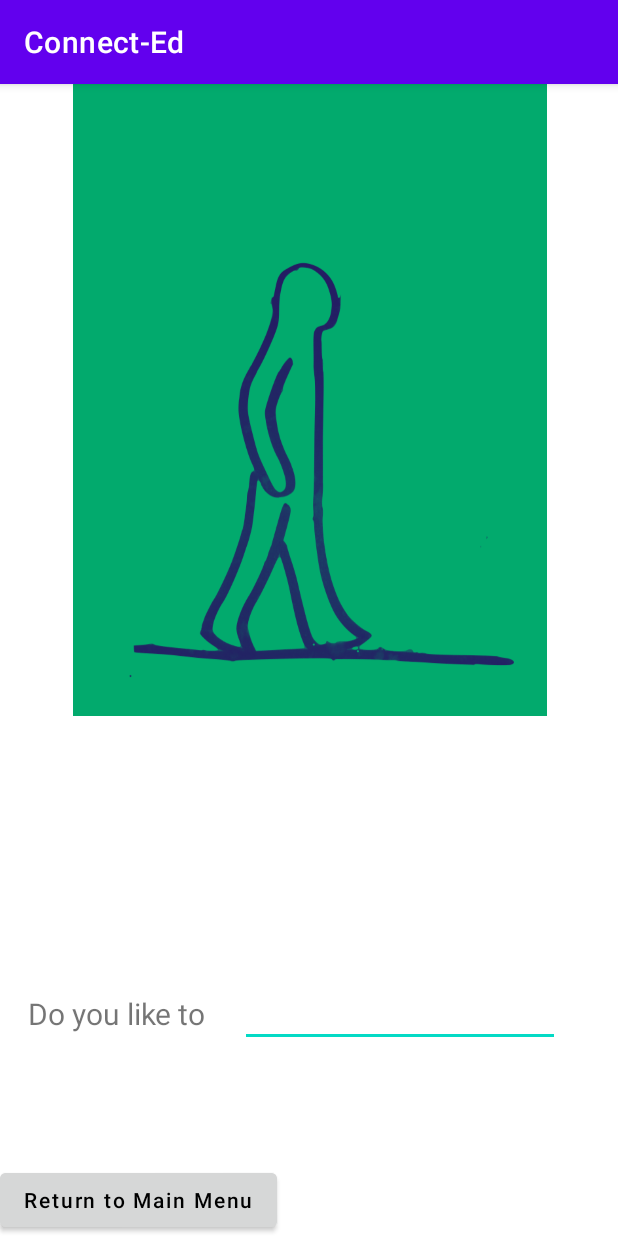
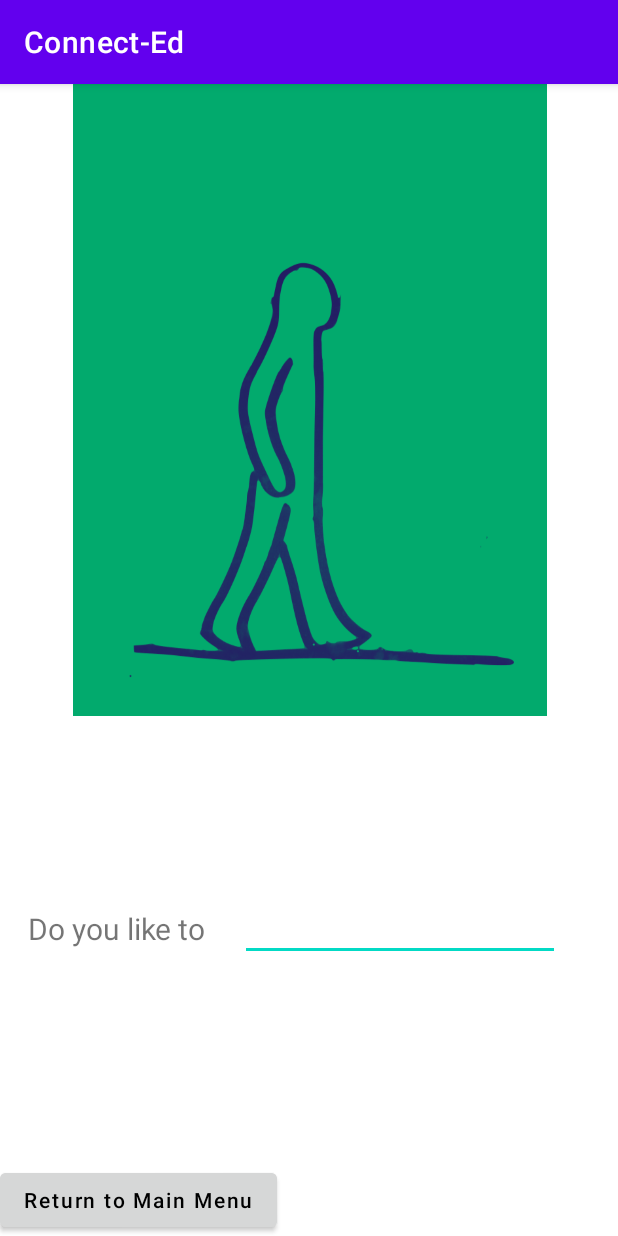
Before and after one commit to saintbrendan/ConnectEd, an Android app: the DoYouLikeTo screen opened directly, with no data from a screen before it, on a phone screen of 412 x 824 dp. Run offline under Robolectric (Android 15) with nearby library versions, the phone set to English and light mode, and no system bars.

Commit message:
Adjusted layout for different phone

```diff
--- a/app/src/main/res/layout/activity_do_you_like_to.xml
+++ b/app/src/main/res/layout/activity_do_you_like_to.xml
@@ -26,7 +26,7 @@
         app:layout_constraintEnd_toStartOf="@+id/editTextTextPersonName"
         app:layout_constraintStart_toStartOf="parent"
         app:layout_constraintTop_toBottomOf="@+id/buttonCorrect"
-        app:layout_constraintVertical_bias="0.364" />
+        app:layout_constraintVertical_bias="0.188" />
 
     <EditText
         android:id="@+id/editTextTextPersonName"
@@ -39,18 +39,19 @@
         app:layout_constraintEnd_toEndOf="parent"
         app:layout_constraintStart_toEndOf="@+id/textView3"
         app:layout_constraintTop_toBottomOf="@+id/buttonCorrect"
-        app:layout_constraintVertical_bias="0.347" />
+        app:layout_constraintVertical_bias="0.156" />
 
     <Button
         android:id="@+id/buttonCorrect"
         android:layout_width="wrap_content"
         android:layout_height="wrap_content"
-        android:layout_marginTop="60dp"
+        android:layout_marginTop="36dp"
         android:backgroundTint="@color/green"
         android:text="Correct! Go to next picture!"
         android:textAllCaps="false"
         android:visibility="invisible"
         app:layout_constraintEnd_toEndOf="parent"
+        app:layout_constraintHorizontal_bias="0.497"
         app:layout_constraintStart_toStartOf="parent"
         app:layout_constraintTop_toBottomOf="@+id/imageView2" />
 
```
